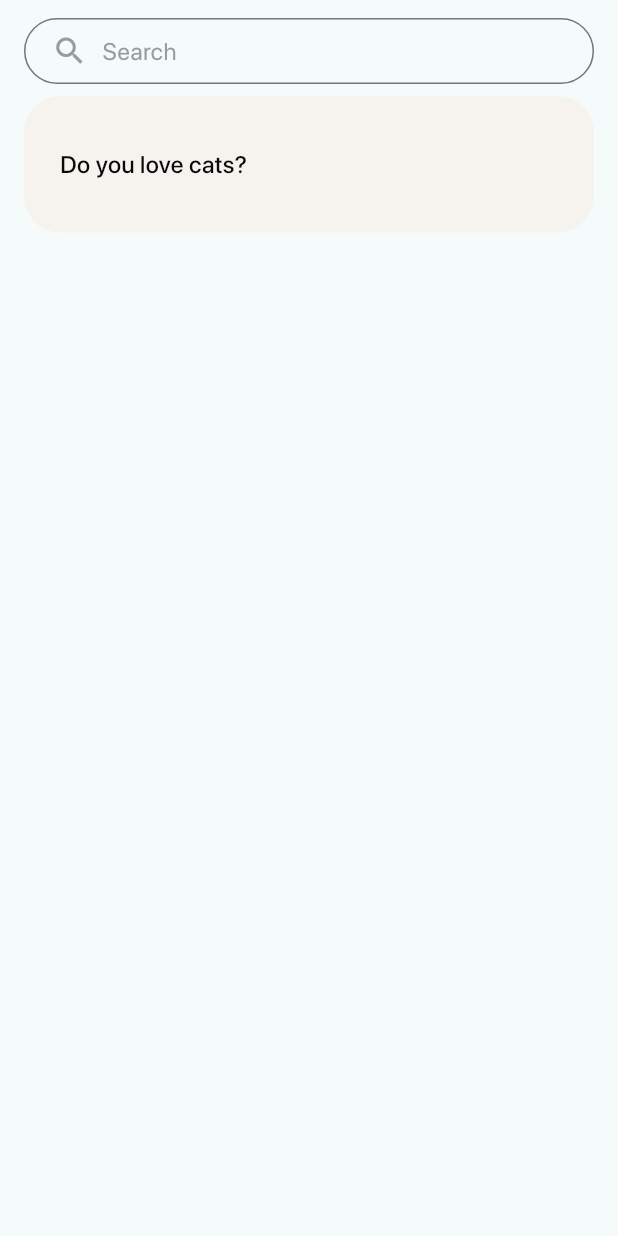
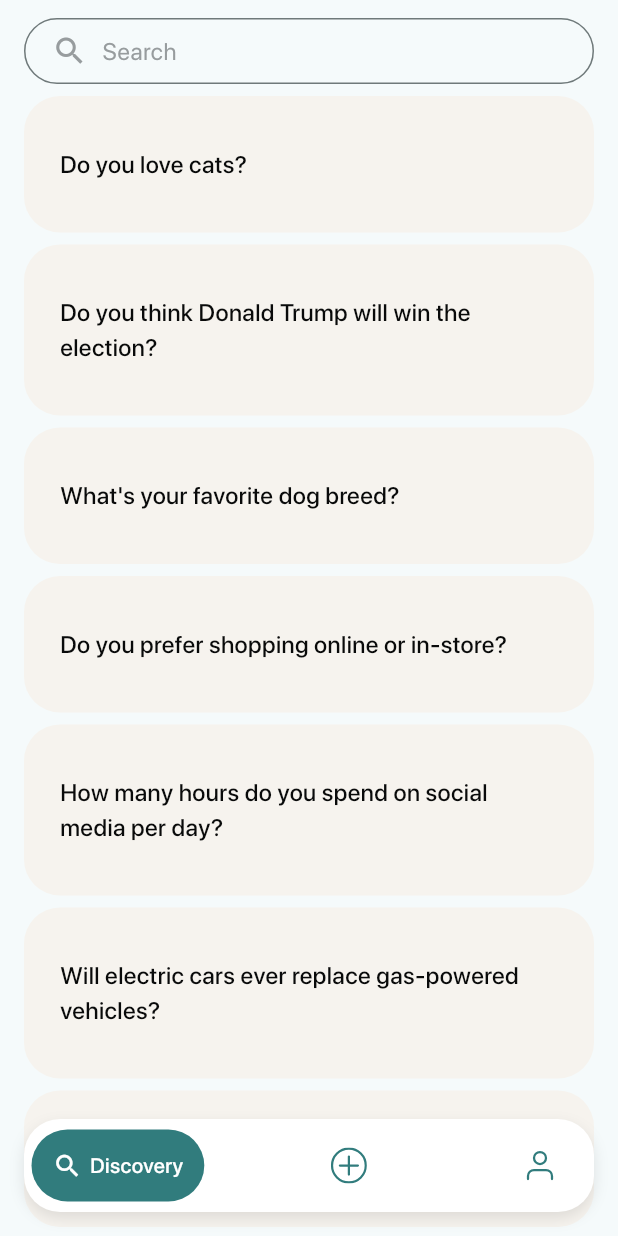
Before and after one commit to ryann254/Surveva-App, a Flutter app: the DiscoveryPage screen opened directly, on a phone screen of 412 x 824 dp. Run offline on Flutter 3.47's test engine with Material 3 defaults, Android fonts, the light colour scheme and no system bars; our stand-ins replace flutter_svg; missing offline and left inert: date_picker_plus, flutter_verification_code; project files that could hold a hidden picture were left out.

Commit message:
feat: add DiscoveryPage ui

```diff
--- a/lib/pages/AnimationPage.dart
+++ b/lib/pages/AnimationPage.dart
@@ -20,7 +20,7 @@ class _AnimationPageState extends State<AnimationPage> with SingleTickerProvider
   void initState() {
     super.initState();
     _controller = AnimationController(
-      duration: const Duration(seconds: 4),
+      duration: const Duration(milliseconds: 3500),
       vsync: this,
     );
 
@@ -69,7 +69,7 @@ class _AnimationPageState extends State<AnimationPage> with SingleTickerProvider
                 builder: (context, child) {
                   return Opacity(
                     opacity: _firstLogoOpacity.value * (1 - _secondLogoOpacity.value),
-                    child: SvgPicture.asset('assets/homepage/main_logo_homepage.svg'),
+                    child: SvgPicture.asset('assets/launch page/main_logo_homepage.svg'),
                   );
                 },
               ),
@@ -78,7 +78,7 @@ class _AnimationPageState extends State<AnimationPage> with SingleTickerProvider
                 builder: (context, child) {
                   return Opacity(
                     opacity: _secondLogoOpacity.value,
-                    child: SvgPicture.asset('assets/homepage/surveva_logo_homepage.svg'),
+                    child: SvgPicture.asset('assets/launch page/surveva_logo_homepage.svg'),
                   );
                 },
               ),
--- a/lib/pages/DiscoveryPage.dart
+++ b/lib/pages/DiscoveryPage.dart
@@ -1,4 +1,5 @@
 import 'package:flutter/material.dart';
+import 'package:flutter_svg/flutter_svg.dart';
 
 class DiscoveryPage extends StatefulWidget {
   const DiscoveryPage({super.key});
@@ -9,17 +10,202 @@ class DiscoveryPage extends StatefulWidget {
 
 class _DiscoveryPageState extends State<DiscoveryPage> {
   bool isTyping = false;
+  String navigation = 'discovery';
+
+  setNavigation(String newNavigation) {
+    setState(() {
+      navigation = newNavigation;
+    });
+  }
+
+  // TODO: get questions from API
+  List<String> questions = [
+    'Do you love cats?',
+    'Do you think Donald Trump will win the election?',
+    'What\'s your favorite dog breed?',
+    'Do you prefer shopping online or in-store?',
+    'How many hours do you spend on social media per day?',
+    'Will electric cars ever replace gas-powered vehicles?',
+    'Do you agree with Biden\'s policies?'
+    ];
 
   @override
   Widget build(BuildContext context) {
     return Scaffold(
       body: SafeArea(
-          child: Padding(
+          child: Stack(
+        children: [
+          Padding(
             padding: const EdgeInsets.only(left: 16.0, right: 16.0),
             child: Column(
               children: [
-                      const SizedBox(height: 12,),
-            Row(
+                const SizedBox(
+                  height: 12,
+                ),
+                searchWidget(),
+                Expanded(
+                  child: ListView.builder(
+                    itemCount: questions.length,
+                    itemBuilder: (context, index) {
+return Container(
+                      width: double.infinity,
+                      padding: const EdgeInsets.only(
+                          top: 34, bottom: 34, left: 24, right: 24),
+                      margin: const EdgeInsets.only(top: 8),
+                      decoration: BoxDecoration(
+                        color: const Color(0xffF6F3EE),
+                        borderRadius: BorderRadius.circular(24),
+                      ),
+                      child: Text(
+                        questions[index],
+                        style: const TextStyle(
+                            fontSize: 16,
+                            fontWeight: FontWeight.w500,
+                            color: Color(0xff090A0A)),
+                      ),
+                    );
+                    },
+
+                  ),
+                )
+              ],
+            ),
+          ),
+          bottomNavigationWidget(navigation, setNavigation)
+        ],
+      )),
+    );
+  }
+
+  Positioned bottomNavigationWidget(String navigation, Function setNavigation) {
+    return Positioned(
+      left: 16,
+      right: 16,
+      bottom: 16,
+      child: Container(
+        padding: const EdgeInsets.all(5),
+        decoration: BoxDecoration(
+          color: Colors.white,
+          borderRadius: BorderRadius.circular(24),
+          boxShadow: [
+            BoxShadow(
+              color: Colors.black.withOpacity(0.1),
+              blurRadius: 8,
+              offset: const Offset(0, 4),
+            ),
+          ],
+        ),
+        child: Row(
+          mainAxisAlignment: MainAxisAlignment.spaceBetween,
+          children: [
+            GestureDetector(
+              onTap: () {
+                setNavigation('discovery');
+              },
+              child: Container(
+                  decoration: BoxDecoration(
+                    color: navigation == 'discovery'
+                        ? const Color(0xff317C7D)
+                        : Colors.white,
+                    borderRadius: BorderRadius.circular(24),
+                  ),
+                  padding: const EdgeInsets.all(14),
+                  child: Row(
+                    children: [
+                      Icon(
+                        Icons.search_sharp,
+                        size: navigation == 'discovery' ? 20 : 24,
+                        color: navigation == 'discovery'
+                            ? Colors.white
+                            : const Color(0xff317C7D),
+                      ),
+                      const SizedBox(width: 5),
+                      if (navigation == 'discovery') const Text(
+                        'Discovery',
+                        style: TextStyle(
+                            fontSize: 14,
+                            fontWeight: FontWeight.w500,
+                            color: Colors.white),
+                      )
+                    ],
+                  )),
+            ),
+            GestureDetector(
+              onTap: () {
+                setNavigation('create');
+              },
+              child: Container(
+                decoration: BoxDecoration(
+                  color: navigation == 'create'
+                      ? const Color(0xff317C7D)
+                      : Colors.white,
+                  borderRadius: BorderRadius.circular(24),
+                ),
+                padding: const EdgeInsets.all(14),
+                child: Row(
+                  children: [
+                    SvgPicture.asset(
+                      'assets/discovery/create.svg',
+                      height: navigation == 'create' ? 20 : 24,
+                      width: navigation == 'create' ? 20 : 24,
+                      colorFilter: navigation == 'create'
+                          ? const ColorFilter.mode(Colors.white, BlendMode.srcIn)
+                          : null,
+                    ),
+                    const SizedBox(width: 5),
+                    if (navigation == 'create') const Text(
+                      'Create',
+                      style: TextStyle(
+                          fontSize: 14,
+                          fontWeight: FontWeight.w500,
+                          color: Colors.white),
+                    )
+                  ],
+                ),
+              ),
+            ),
+            GestureDetector(
+              onTap: () {
+                setNavigation('profile');
+              },
+              child: Container(
+                decoration: BoxDecoration(
+                  color: navigation == 'profile'
+                      ? const Color(0xff317C7D)
+                      : Colors.white,
+                  borderRadius: BorderRadius.circular(24),
+                ),
+                padding: const EdgeInsets.all(14),
+                child: Row(
+                  children: [
+                    SvgPicture.asset(
+                      'assets/discovery/profile.svg',
+                      height: navigation == 'profile' ? 20 : 24,
+                      width: navigation == 'profile' ? 20 : 24,
+                      colorFilter: navigation == 'profile'
+                          ? const ColorFilter.mode(Colors.white, BlendMode.srcIn)
+                          : null,
+                    ),
+                    const SizedBox(width: 5),
+                    if (navigation == 'profile') const Text(
+                      'Profile',
+                      style: TextStyle(
+                          fontSize: 14,
+                          fontWeight: FontWeight.w500,
+                          color: Colors.white),
+                    )
+                  ],
+                ),
+              ),
+            ),
+          ],
+        ),
+      ),
+    );
+  }
+
+  Row searchWidget() {
+    return Row(
       children: [
         Expanded(
           child: SizedBox(
@@ -31,7 +217,8 @@ class _DiscoveryPageState extends State<DiscoveryPage> {
                 });
               },
               decoration: InputDecoration(
-                        contentPadding: const EdgeInsets.only(top: 3.0, left: 30.0, right: 30.0, bottom: 3.0),
+                  contentPadding: const EdgeInsets.only(
+                      top: 3.0, left: 30.0, right: 30.0, bottom: 3.0),
                   hintText: 'Search',
                   hintStyle: const TextStyle(color: Color(0xff979C9E)),
                   border: OutlineInputBorder(
@@ -43,10 +230,13 @@ class _DiscoveryPageState extends State<DiscoveryPage> {
                     borderRadius: BorderRadius.circular(24),
                   ),
                   prefixIcon: const Padding(
-                          padding:  EdgeInsets.only(left: 13.0),
-                          child:  Icon(Icons.search_sharp, color: Color(0xff979C9E), size: 24,),
-                        )
+                    padding: EdgeInsets.only(left: 13.0),
+                    child: Icon(
+                      Icons.search_sharp,
+                      color: Color(0xff979C9E),
+                      size: 24,
                     ),
+                  )),
             ),
           ),
         ),
@@ -69,26 +259,6 @@ class _DiscoveryPageState extends State<DiscoveryPage> {
           ),
         ],
       ],
-            ),
-            SingleChildScrollView(
-              child: Column(
-                children: [
-                  Container(
-                    width: double.infinity,
-                    padding: const EdgeInsets.only(top: 34, bottom: 34, left: 24, right: 24),
-                    margin: const EdgeInsets.only(top: 8),
-                    decoration: BoxDecoration(
-                      color: const Color(0xffF6F3EE),
-                      borderRadius: BorderRadius.circular(24),
-                    ),
-                    child: const Text('Do you love cats?', style: TextStyle(fontSize: 16, fontWeight: FontWeight.w500, color: Color(0xff090A0A)),),
-                  )
-                ],
-              ),
-            )
-                    ],
-                  ),
-          )),
     );
   }
 }
--- a/lib/pages/LaunchPage.dart
+++ b/lib/pages/LaunchPage.dart
@@ -30,7 +30,7 @@ class _LaunchPageState extends State<LaunchPage> {
       body: SafeArea(
         child: AnimatedOpacity(
           opacity: _pageOpacity,
-          duration: const Duration(milliseconds: 1500),
+          duration: const Duration(milliseconds: 1000),
           curve: Curves.easeIn,
           child: LayoutBuilder( // The LayoutBuilder is used to get the constraints of the screen
             builder: (context, constraints) {
--- a/pubspec.yaml
+++ b/pubspec.yaml
@@ -64,7 +64,7 @@ flutter:
   # To add assets to your application, add an assets section, like this:
   assets:
     - assets/launch page/
-    - assets/homepage/
+    - assets/discovery/
     - assets/auth/
     - assets/forgot password/
     - assets/icons/
```
Also changed, not shown: assets/discovery/create.svg (added), assets/discovery/profile.svg (added), assets/launch page/main_logo_homepage.svg (renamed from assets/homepage/main_logo_homepage.svg), assets/launch page/surveva_logo_homepage.svg (renamed from assets/homepage/surveva_logo_homepage.svg). Lines whose indentation alone changed are shown as unchanged.
